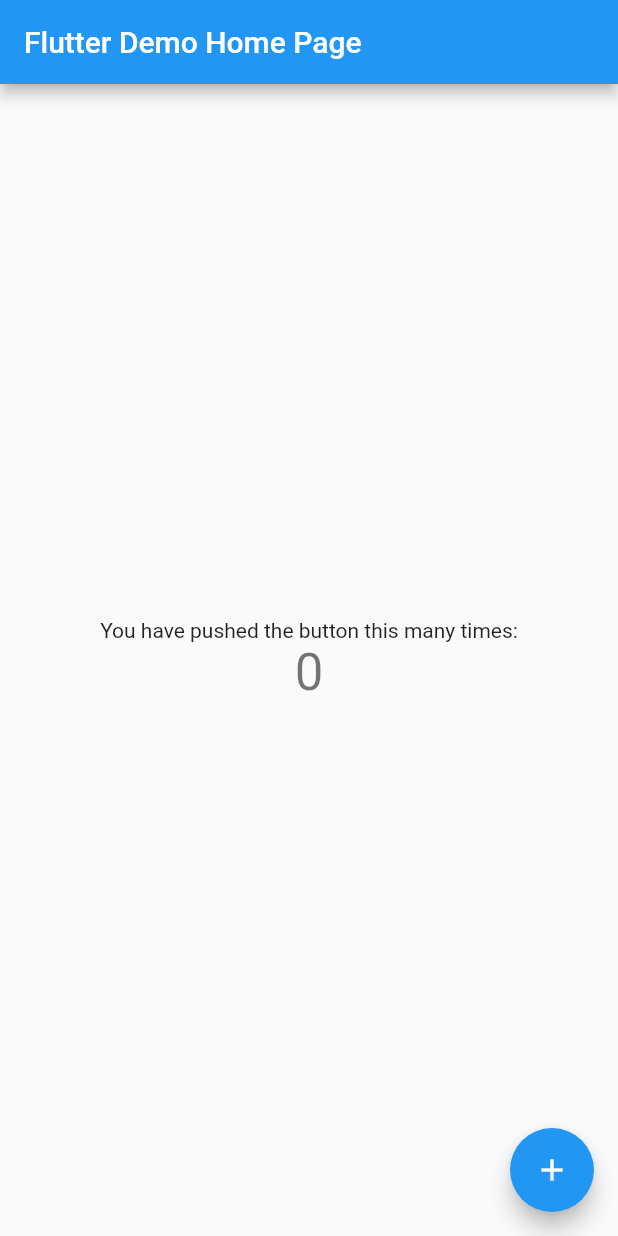
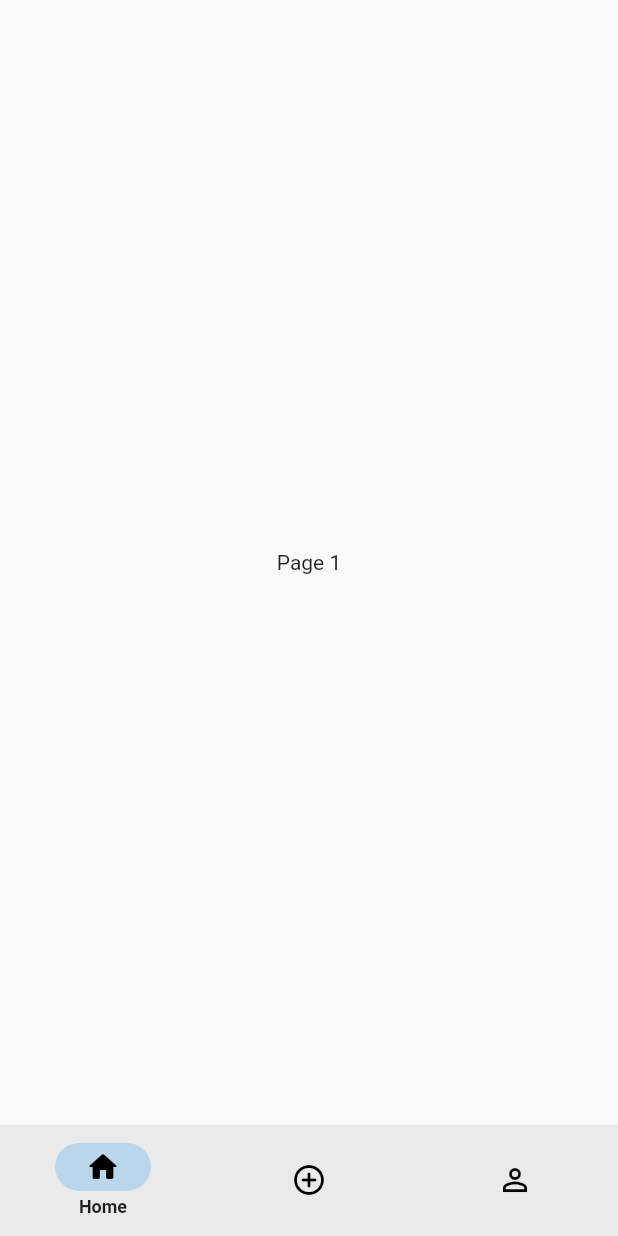
Before and after one commit to Flutter-Team-33/team33, a Flutter app: the screen it shows after launch, on a phone screen of 412 x 824 dp. Run offline on Flutter 3.47's test engine with Material 2 defaults, Android fonts, the phone set to English and light mode, and no system bars; our stand-ins replace flutter_riverpod.

Commit message:
added bottomnavbar and created tree pages

```diff
--- /dev/null
+++ b/lib/components/bottom_nav_bar.dart
@@ -0,0 +1,35 @@
+import 'package:flutter/material.dart';
+import 'package:flutter_riverpod/flutter_riverpod.dart';
+import 'package:team33_app/riverpod/riverpod_management.dart';
+
+class BottomNavBar extends ConsumerWidget {
+  const BottomNavBar({ Key? key }) : super(key: key);
+
+  @override
+  Widget build(BuildContext context, WidgetRef ref) {
+    var watch = ref.watch(bottomNavBarRiverpod);
+    var read = ref.read(bottomNavBarRiverpod);
+    return NavigationBarTheme(
+      data:  NavigationBarThemeData(
+        //indicatorColor:
+        //backgroundColor:
+        labelTextStyle: MaterialStateProperty.all(
+          const TextStyle(
+            fontSize: 12,
+            fontWeight: FontWeight.bold,
+          ),
+        ),
+      ),
+      child: NavigationBar(
+      animationDuration: const Duration(seconds: 1),
+      labelBehavior: NavigationDestinationLabelBehavior.onlyShowSelected,
+      height: MediaQuery.of(context).size.height * 0.09,
+      selectedIndex: watch.currentIndex,
+      destinations: read.items,
+      onDestinationSelected: (index){
+        read.setCurrentIndex(index);
+      },
+      ),
+    );
+  }
+}
--- a/lib/main.dart
+++ b/lib/main.dart
@@ -1,115 +1,17 @@
 import 'package:flutter/material.dart';
+import 'package:flutter_riverpod/flutter_riverpod.dart';
+import 'package:team33_app/view/base%20scaffold/base_scaffold.dart';
 
-void main() {
-  runApp(const MyApp());
-}
+void main() => runApp(ProviderScope(child: MyApp()));
 
 class MyApp extends StatelessWidget {
-  const MyApp({Key? key}) : super(key: key);
 
-  // This widget is the root of your application.
   @override
   Widget build(BuildContext context) {
-    return MaterialApp(
+    return const MaterialApp(
+      debugShowCheckedModeBanner: false,
       title: 'Team 33',
-      theme: ThemeData(
-        // This is the theme of your application.
-        //
-        // Try running your application with "flutter run". You'll see the
-        // application has a blue toolbar. Then, without quitting the app, try
-        // changing the primarySwatch below to Colors.green and then invoke
-        // "hot reload" (press "r" in the console where you ran "flutter run",
-        // or simply save your changes to "hot reload" in a Flutter IDE).
-        // Notice that the counter didn't reset back to zero; the application
-        // is not restarted.
-        primarySwatch: Colors.blue,
-      ),
-      home: const MyHomePage(title: 'Flutter Demo Home Page'),
+      home: BaseScaffold(),
     );
   }
 }
-
-class MyHomePage extends StatefulWidget {
-  const MyHomePage({Key? key, required this.title}) : super(key: key);
-
-  // This widget is the home page of your application. It is stateful, meaning
-  // that it has a State object (defined below) that contains fields that affect
-  // how it looks.
-
-  // This class is the configuration for the state. It holds the values (in this
-  // case the title) provided by the parent (in this case the App widget) and
-  // used by the build method of the State. Fields in a Widget subclass are
-  // always marked "final".
-
-  final String title;
-
-  @override
-  State<MyHomePage> createState() => _MyHomePageState();
-}
-
-class _MyHomePageState extends State<MyHomePage> {
-  int _counter = 0;
-
-  void _incrementCounter() {
-    setState(() {
-      // This call to setState tells the Flutter framework that something has
-      // changed in this State, which causes it to rerun the build method below
-      // so that the display can reflect the updated values. If we changed
-      // _counter without calling setState(), then the build method would not be
-      // called again, and so nothing would appear to happen.
-      _counter++;
-    });
-  }
-
-  @override
-  Widget build(BuildContext context) {
-    // This method is rerun every time setState is called, for instance as done
-    // by the _incrementCounter method above.
-    //
-    // The Flutter framework has been optimized to make rerunning build methods
-    // fast, so that you can just rebuild anything that needs updating rather
-    // than having to individually change instances of widgets.
-    return Scaffold(
-      appBar: AppBar(
-        // Here we take the value from the MyHomePage object that was created by
-        // the App.build method, and use it to set our appbar title.
-        title: Text(widget.title),
-      ),
-      body: Center(
-        // Center is a layout widget. It takes a single child and positions it
-        // in the middle of the parent.
-        child: Column(
-          // Column is also a layout widget. It takes a list of children and
-          // arranges them vertically. By default, it sizes itself to fit its
-          // children horizontally, and tries to be as tall as its parent.
-          //
-          // Invoke "debug painting" (press "p" in the console, choose the
-          // "Toggle Debug Paint" action from the Flutter Inspector in Android
-          // Studio, or the "Toggle Debug Paint" command in Visual Studio Code)
-          // to see the wireframe for each widget.
-          //
-          // Column has various properties to control how it sizes itself and
-          // how it positions its children. Here we use mainAxisAlignment to
-          // center the children vertically; the main axis here is the vertical
-          // axis because Columns are vertical (the cross axis would be
-          // horizontal).
-          mainAxisAlignment: MainAxisAlignment.center,
-          children: <Widget>[
-            const Text(
-              'You have pushed the button this many times:',
-            ),
-            Text(
-              '$_counter',
-              style: Theme.of(context).textTheme.headline4,
-            ),
-          ],
-        ),
-      ),
-      floatingActionButton: FloatingActionButton(
-        onPressed: _incrementCounter,
-        tooltip: 'Increment',
-        child: const Icon(Icons.add),
-      ), // This trailing comma makes auto-formatting nicer for build methods.
-    );
-  }
-}
--- /dev/null
+++ b/lib/riverpod/riverpod_management.dart
@@ -0,0 +1,4 @@
+import 'package:flutter_riverpod/flutter_riverpod.dart';
+import 'package:team33_app/riverpod/bottomvanbar_riverpod.dart';
+
+final bottomNavBarRiverpod = ChangeNotifierProvider((_) => BottomNavBarRiverpod());
--- /dev/null
+++ b/lib/view/base scaffold/base_scaffold.dart
@@ -0,0 +1,17 @@
+import 'package:flutter/material.dart';
+import 'package:flutter_riverpod/flutter_riverpod.dart';
+import 'package:team33_app/components/bottom_nav_bar.dart';
+import 'package:team33_app/riverpod/riverpod_management.dart';
+
+class BaseScaffold extends ConsumerWidget {
+  const BaseScaffold({ Key? key }) : super(key: key);
+
+  @override
+  Widget build(BuildContext context, WidgetRef ref) {
+    var watch = ref.watch(bottomNavBarRiverpod);
+    return Scaffold(
+      bottomNavigationBar: const BottomNavBar(),
+      body: watch.body(),
+    );
+  }
+}
--- /dev/null
+++ b/lib/view/page1/page1.dart
@@ -0,0 +1,15 @@
+import 'package:flutter/material.dart';
+import 'package:flutter_riverpod/flutter_riverpod.dart';
+
+class Page1 extends ConsumerWidget {
+  const Page1({ Key? key }) : super(key: key);
+
+  @override
+  Widget build(BuildContext context, WidgetRef ref) {
+    return const Scaffold(
+      body: Center(
+        child: Text("Page 1"),
+      ),
+    );
+  }
+}
```
Also changed, not shown: lib/riverpod/bottomvanbar_riverpod.dart (added, +38 -0 lines), lib/view/page2/page2.dart (added, +15 -0 lines), lib/view/page3/page3.dart (added, +15 -0 lines), 1 other file.
